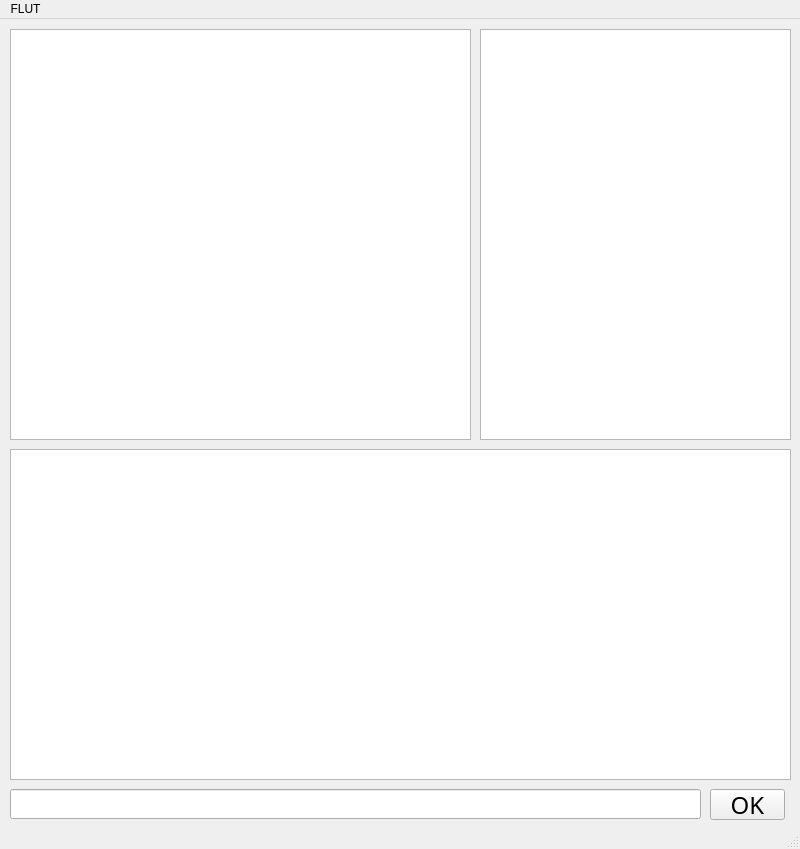
Old version of the form res/planner.ui in the repository DGSW-FLUT/School-Broadcast-Automation.
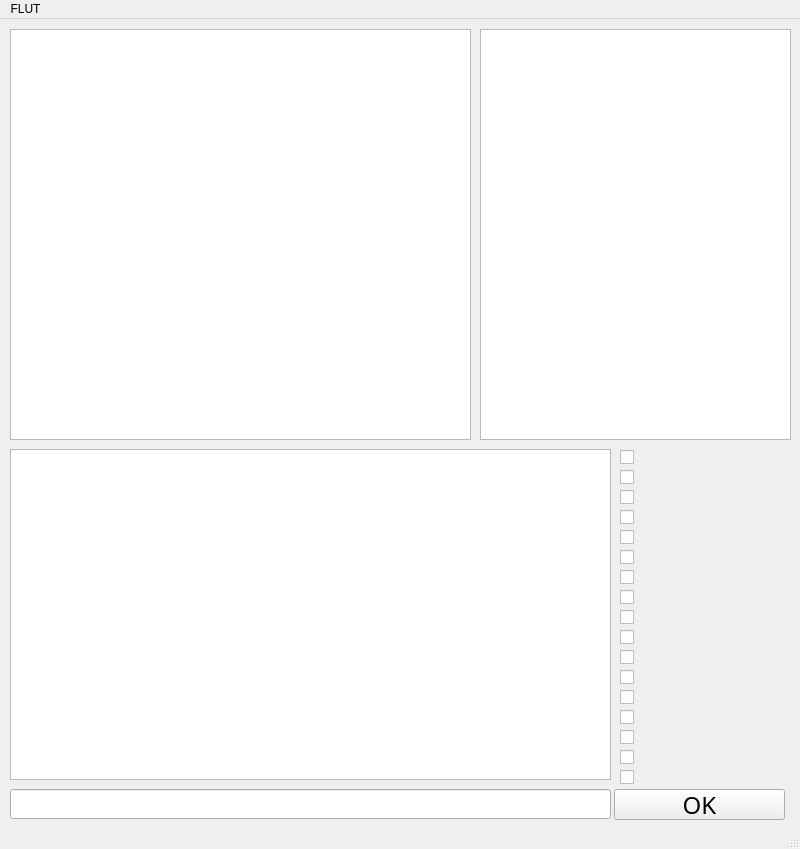
New version of the form.

```diff
--- a/res/planner.ui
+++ b/res/planner.ui
@@ -61,7 +61,7 @@
      <rect>
       <x>10</x>
       <y>770</y>
-      <width>691</width>
+      <width>601</width>
       <height>30</height>
      </rect>
     </property>
@@ -74,9 +74,9 @@
    <widget class="QPushButton" name="submit">
     <property name="geometry">
      <rect>
-      <x>710</x>
+      <x>614</x>
       <y>770</y>
-      <width>75</width>
+      <width>171</width>
       <height>31</height>
      </rect>
     </property>
@@ -97,16 +97,237 @@
      <rect>
       <x>10</x>
       <y>430</y>
-      <width>781</width>
+      <width>601</width>
       <height>331</height>
      </rect>
     </property>
     <property name="font">
      <font>
-      <pointsize>20</pointsize>
+      <pointsize>10</pointsize>
      </font>
     </property>
    </widget>
+   <widget class="QCheckBox" name="cboxlist_item0">
+    <property name="geometry">
+     <rect>
+      <x>620</x>
+      <y>430</y>
+      <width>171</width>
+      <height>16</height>
+     </rect>
+    </property>
+    <property name="text">
+     <string/>
+    </property>
+   </widget>
+   <widget class="QCheckBox" name="cboxlist_item1">
+    <property name="geometry">
+     <rect>
+      <x>620</x>
+      <y>450</y>
+      <width>171</width>
+      <height>16</height>
+     </rect>
+    </property>
+    <property name="text">
+     <string/>
+    </property>
+   </widget>
+   <widget class="QCheckBox" name="cboxlist_item2">
+    <property name="geometry">
+     <rect>
+      <x>620</x>
+      <y>470</y>
+      <width>171</width>
+      <height>16</height>
+     </rect>
+    </property>
+    <property name="text">
+     <string/>
+    </property>
+   </widget>
+   <widget class="QCheckBox" name="cboxlist_item3">
+    <property name="geometry">
+     <rect>
+      <x>620</x>
+      <y>490</y>
+      <width>171</width>
+      <height>16</height>
+     </rect>
+    </property>
+    <property name="text">
+     <string/>
+    </property>
+   </widget>
+   <widget class="QCheckBox" name="cboxlist_item4">
+    <property name="geometry">
+     <rect>
+      <x>620</x>
+      <y>510</y>
+      <width>171</width>
+      <height>16</height>
+     </rect>
+    </property>
+    <property name="text">
+     <string/>
+    </property>
+   </widget>
+   <widget class="QCheckBox" name="cboxlist_item5">
+    <property name="geometry">
+     <rect>
+      <x>620</x>
+      <y>530</y>
+      <width>171</width>
+      <height>16</height>
+     </rect>
+    </property>
+    <property name="text">
+     <string/>
+    </property>
+   </widget>
+   <widget class="QCheckBox" name="cboxlist_item6">
+    <property name="geometry">
+     <rect>
+      <x>620</x>
+      <y>550</y>
+      <width>171</width>
+      <height>16</height>
+     </rect>
+    </property>
+    <property name="text">
+     <string/>
+    </property>
+   </widget>
+   <widget class="QCheckBox" name="cboxlist_item7">
+    <property name="geometry">
+     <rect>
+      <x>620</x>
+      <y>570</y>
+      <width>171</width>
+      <height>16</height>
+     </rect>
+    </property>
+    <property name="text">
+     <string/>
+    </property>
+   </widget>
+   <widget class="QCheckBox" name="cboxlist_item8">
+    <property name="geometry">
+     <rect>
+      <x>620</x>
+      <y>590</y>
+      <width>171</width>
+      <height>16</height>
+     </rect>
+    </property>
+    <property name="text">
+     <string/>
+    </property>
+   </widget>
+   <widget class="QCheckBox" name="cboxlist_item9">
+    <property name="geometry">
+     <rect>
+      <x>620</x>
+      <y>610</y>
+      <width>171</width>
+      <height>16</height>
+     </rect>
+    </property>
+    <property name="text">
+     <string/>
+    </property>
+   </widget>
+   <widget class="QCheckBox" name="cboxlist_item10">
+    <property name="geometry">
+     <rect>
+      <x>620</x>
+      <y>630</y>
+      <width>171</width>
+      <height>16</height>
+     </rect>
+    </property>
+    <property name="text">
+     <string/>
+    </property>
+   </widget>
+   <widget class="QCheckBox" name="cboxlist_item11">
+    <property name="geometry">
+     <rect>
+      <x>620</x>
+      <y>650</y>
+      <width>171</width>
+      <height>16</height>
+     </rect>
+    </property>
+    <property name="text">
+     <string/>
+    </property>
+   </widget>
+   <widget class="QCheckBox" name="cboxlist_item12">
+    <property name="geometry">
+     <rect>
+      <x>620</x>
+      <y>670</y>
+      <width>171</width>
+      <height>16</height>
+     </rect>
+    </property>
+    <property name="text">
+     <string/>
+    </property>
+   </widget>
+   <widget class="QCheckBox" name="cboxlist_item13">
+    <property name="geometry">
+     <rect>
+      <x>620</x>
+      <y>690</y>
+      <width>171</width>
+      <height>16</height>
+     </rect>
+    </property>
+    <property name="text">
+     <string/>
+    </property>
+   </widget>
+   <widget class="QCheckBox" name="cboxlist_item14">
+    <property name="geometry">
+     <rect>
+      <x>620</x>
+      <y>710</y>
+      <width>171</width>
+      <height>16</height>
+     </rect>
+    </property>
+    <property name="text">
+     <string/>
+    </property>
+   </widget>
+   <widget class="QCheckBox" name="cboxlist_item15">
+    <property name="geometry">
+     <rect>
+      <x>620</x>
+      <y>730</y>
+      <width>171</width>
+      <height>16</height>
+     </rect>
+    </property>
+    <property name="text">
+     <string/>
+    </property>
+   </widget>
+   <widget class="QCheckBox" name="cboxlist_item16">
+    <property name="geometry">
+     <rect>
+      <x>620</x>
+      <y>750</y>
+      <width>171</width>
+      <height>16</height>
+     </rect>
+    </property>
+    <property name="text">
+     <string/>
+    </property>
+   </widget>
   </widget>
   <widget class="QMenuBar" name="menubar">
    <property name="geometry">
```
Left out of the diff: 2 changed lines with no effect on the pictures.
